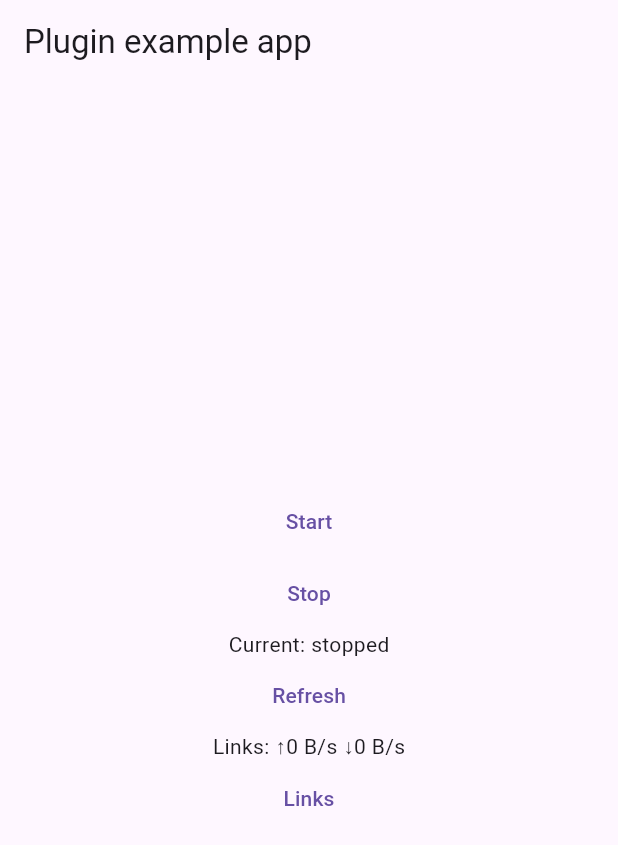
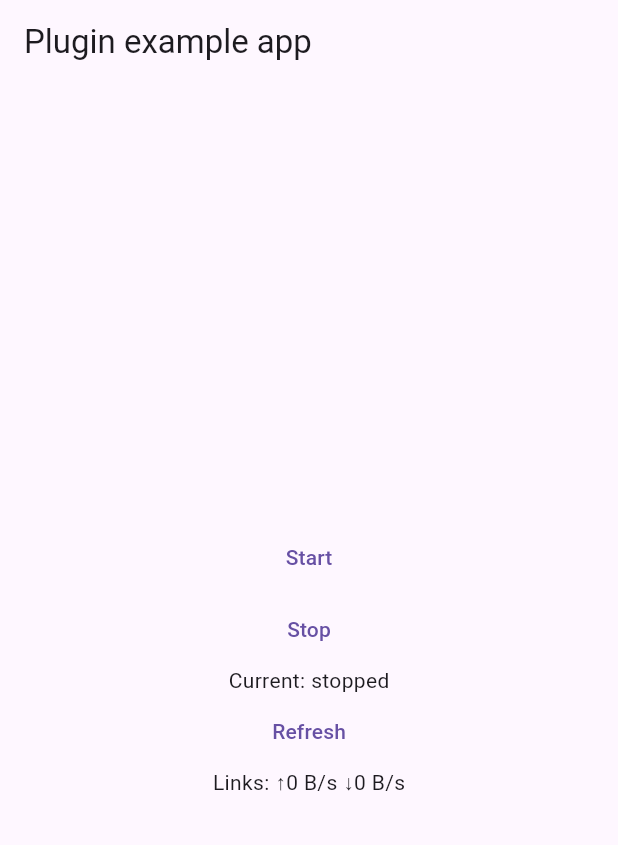
Before and after one commit to billcoding/flutter_sbox, a Flutter app: the screen it shows after launch, on a phone screen of 412 x 824 dp. Shown: the top 845 px of the screen. Run offline on Flutter 3.47's test engine with Material 3 defaults, Android fonts, the phone set to English and light mode, and no system bars.

Commit message:
feat: licore

```diff
--- a/example/lib/main.dart
+++ b/example/lib/main.dart
@@ -21,12 +21,6 @@ class _MyAppState extends State<MyApp> {
 
   Future refresh() async {
     started = await FlutterSbox.serviceStarted();
-    setState(() {});
-  }
-
-  Future links() async {
-    upLink = await FlutterSbox.upLink();
-    downLink = await FlutterSbox.downLink();
     setState(() {});
   }
 
@@ -77,12 +71,6 @@ class _MyAppState extends State<MyApp> {
                 },
               ),
               Text('Links: ↑${upLink} B/s ↓${downLink} B/s'),
-              TextButton(
-                child: const Text("Links"),
-                onPressed: () async {
-                  await links();
-                },
-              ),
             ],
           ),
         ),
@@ -173,34 +161,6 @@ const configJson = """
       {
         "type": "vless",
         "tag": "vless-in",
-        "server": "xrayus.rwscode.com",
-        "server_port": 443,
-        "uuid": "d6317ce7-b1ce-44b9-a9c7-1d5fe88bb6e0",
-        "tls": {
-          "enabled": true,
-          "server_name": "xrayus.rwscode.com",
-          "utls": {
-            "enabled": true,
-            "fingerprint": "chrome"
-          }
-        },
-        "transport": {
-          "type": "ws",
-          "path": "/bdf09aa45/",
-          "early_data_header_name": "Sec-WebSocket-Protocol"
-        },
-        "packet_encoding": "xudp"
-      }
-    ]
-  }
-""";
-
-const configJson000 = """
-{
-    "outbounds": [
-      {
-        "type": "vless",
-        "tag": "vless-in",
         "server": "server.yours.com",
         "server_port": 443,
         "uuid": "e8f0c5a4-2f0e-4a1b-81b4-2f8b9aee7048",
```
